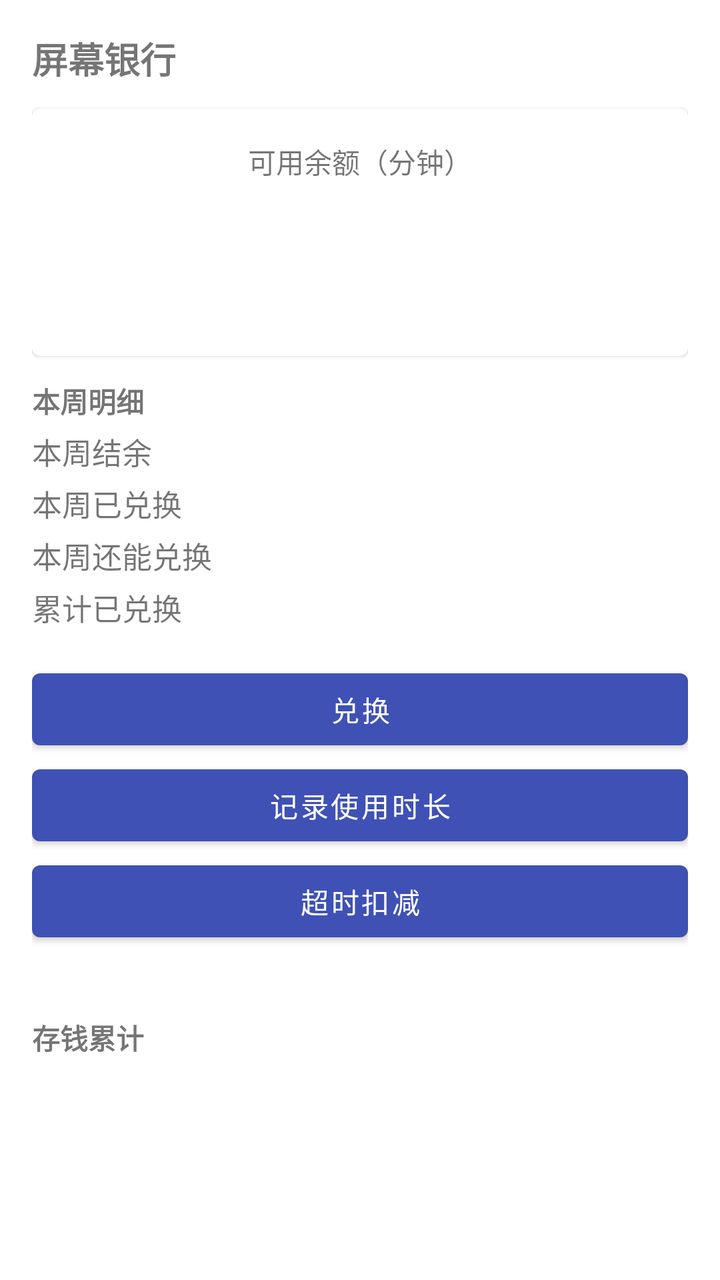
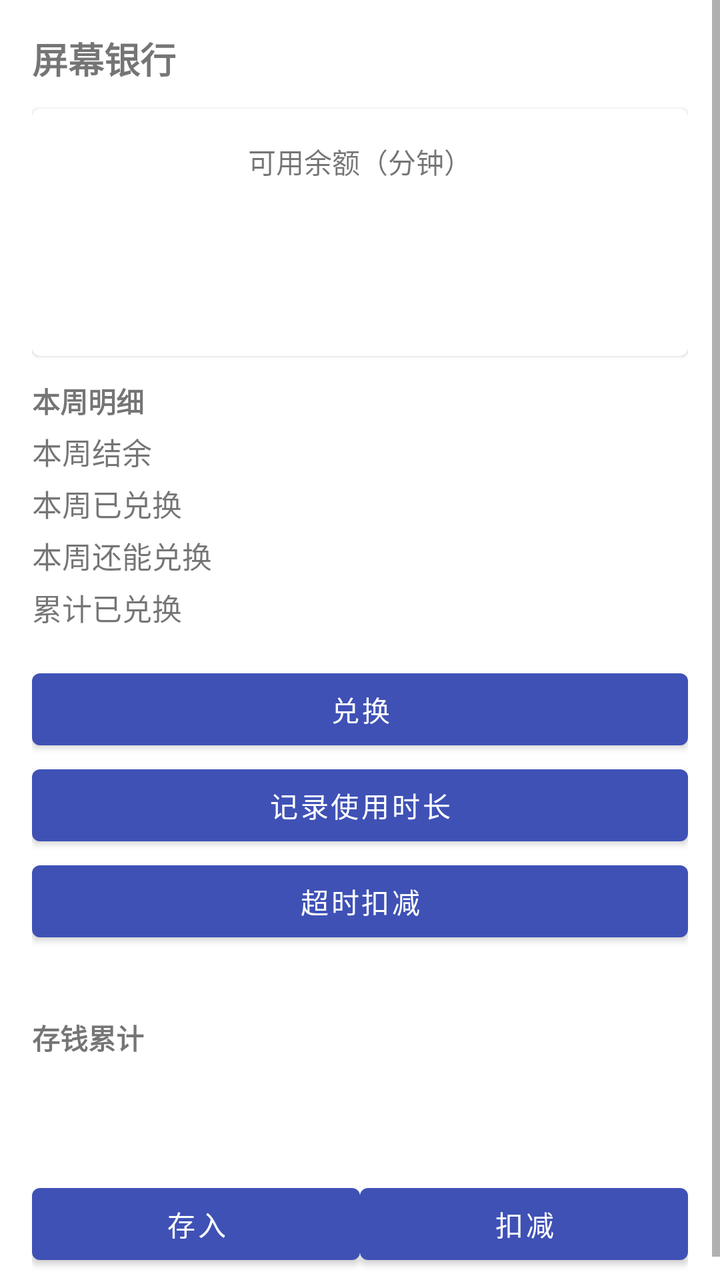

Before-and-after screenshots of an Android layout around one commit, followed by the original layout XML and the change that was made.
<!-- AndroidManifest.xml: application theme Theme.ScreenTime -->
<!-- res/layout/fragment_bank.xml -->
<?xml version="1.0" encoding="utf-8"?>
<ScrollView xmlns:android="http://schemas.android.com/apk/res/android"
    android:layout_width="match_parent"
    android:layout_height="match_parent">

    <LinearLayout
        android:layout_width="match_parent"
        android:layout_height="wrap_content"
        android:orientation="vertical"
        android:padding="16dp">

        <TextView
            android:layout_width="match_parent"
            android:layout_height="wrap_content"
            android:text="屏幕银行"
            android:textSize="18sp"
            android:textStyle="bold" />

        <com.google.android.material.card.MaterialCardView
            android:layout_width="match_parent"
            android:layout_height="wrap_content"
            android:layout_marginTop="12dp"
            android:layout_marginBottom="12dp">

            <LinearLayout
                android:layout_width="match_parent"
                android:layout_height="wrap_content"
                android:orientation="vertical"
                android:gravity="center"
                android:padding="16dp">

                <TextView
                    android:layout_width="match_parent"
                    android:layout_height="wrap_content"
                    android:gravity="center"
                    android:text="可用余额（分钟）"
                    android:textSize="14sp" />

                <TextView
                    android:id="@+id/bankBalance"
                    android:layout_width="match_parent"
                    android:layout_height="wrap_content"
                    android:gravity="center"
                    android:textSize="40sp"
                    android:textStyle="bold" />

                <TextView
                    android:id="@+id/bankCapHint"
                    android:layout_width="match_parent"
                    android:layout_height="wrap_content"
                    android:gravity="center"
                    android:textSize="13sp" />

            </LinearLayout>
        </com.google.android.material.card.MaterialCardView>

        <TextView
            android:layout_width="match_parent"
            android:layout_height="wrap_content"
            android:text="本周明细"
            android:textSize="14sp"
            android:textStyle="bold"
            android:paddingBottom="4dp" />

        <LinearLayout
            android:layout_width="match_parent"
            android:layout_height="wrap_content"
            android:orientation="horizontal">

            <TextView
                android:layout_width="0dp"
                android:layout_height="wrap_content"
                android:layout_weight="1"
                android:text="本周结余"
                android:textSize="15sp" />

            <TextView
                android:id="@+id/bankWeekBalance"
                android:layout_width="0dp"
                android:layout_height="wrap_content"
                android:layout_weight="1"
                android:gravity="end"
                android:textSize="15sp" />
        </LinearLayout>

        <LinearLayout
            android:layout_width="match_parent"
            android:layout_height="wrap_content"
            android:orientation="horizontal"
            android:paddingTop="4dp">

            <TextView
                android:layout_width="0dp"
                android:layout_height="wrap_content"
                android:layout_weight="1"
                android:text="本周已兑换"
                android:textSize="15sp" />

            <TextView
                android:id="@+id/bankWeekRedeemed"
                android:layout_width="0dp"
                android:layout_height="wrap_content"
                android:layout_weight="1"
                android:gravity="end"
                android:textSize="15sp" />
        </LinearLayout>

        <LinearLayout
            android:layout_width="match_parent"
            android:layout_height="wrap_content"
            android:orientation="horizontal"
            android:paddingTop="4dp">

            <TextView
                android:layout_width="0dp"
                android:layout_height="wrap_content"
                android:layout_weight="1"
                android:text="本周还能兑换"
                android:textSize="15sp" />

            <TextView
                android:id="@+id/bankRedeemable"
                android:layout_width="0dp"
                android:layout_height="wrap_content"
                android:layout_weight="1"
                android:gravity="end"
                android:textSize="15sp" />
        </LinearLayout>

        <LinearLayout
            android:layout_width="match_parent"
            android:layout_height="wrap_content"
            android:orientation="horizontal"
            android:paddingTop="4dp">

            <TextView
                android:layout_width="0dp"
                android:layout_height="wrap_content"
                android:layout_weight="1"
                android:text="累计已兑换"
                android:textSize="15sp" />

            <TextView
                android:id="@+id/bankTotalRedeemed"
                android:layout_width="0dp"
                android:layout_height="wrap_content"
                android:layout_weight="1"
                android:gravity="end"
                android:textSize="15sp" />
        </LinearLayout>

        <Button
            android:id="@+id/bankRedeemButton"
            android:layout_width="match_parent"
            android:layout_height="wrap_content"
            android:layout_marginTop="16dp"
            android:text="兑换" />

        <Button
            android:id="@+id/bankRecordUsageButton"
            android:layout_width="match_parent"
            android:layout_height="wrap_content"
            android:text="记录使用时长" />

        <Button
            android:id="@+id/bankRecordOvertimeButton"
            android:layout_width="match_parent"
            android:layout_height="wrap_content"
            android:text="超时扣减" />

        <TextView
            android:id="@+id/bankRedeemLimitHint"
            android:layout_width="match_parent"
            android:layout_height="wrap_content"
            android:paddingTop="4dp"
            android:textSize="13sp" />

        <TextView
            android:layout_width="match_parent"
            android:layout_height="wrap_content"
            android:paddingTop="12dp"
            android:text="存钱累计"
            android:textSize="14sp"
            android:textStyle="bold" />

        <TextView
            android:id="@+id/bankSavingTotal"
            android:layout_width="match_parent"
            android:layout_height="wrap_content"
            android:gravity="center"
            android:paddingTop="4dp"
            android:textSize="28sp"
            android:textStyle="bold" />

        <TextView
            android:id="@+id/bankSavingHint"
            android:layout_width="match_parent"
            android:layout_height="wrap_content"
            android:gravity="center"
            android:textSize="13sp" />

    </LinearLayout>
</ScrollView>
<!-- resources referenced by this layout -->
<resources>
  <style name="Theme.ScreenTime" parent="Theme.MaterialComponents.Light.NoActionBar">
          <item name="colorPrimary">#3F51B5</item>
          <item name="colorPrimaryDark">#303F9F</item>
          <item name="colorAccent">#FF4081</item>
      </style>
</resources>

<!-- the commit's change to res/layout/fragment_bank.xml (unified diff, before → after) -->
@@ -199,5 +199,25 @@
             android:gravity="center"
             android:textSize="13sp" />
 
+        <LinearLayout
+            android:layout_width="match_parent"
+            android:layout_height="wrap_content"
+            android:orientation="horizontal">
+
+            <Button
+                android:id="@+id/bankSavingAddButton"
+                android:layout_width="0dp"
+                android:layout_height="wrap_content"
+                android:layout_weight="1"
+                android:text="存入" />
+
+            <Button
+                android:id="@+id/bankSavingDeductButton"
+                android:layout_width="0dp"
+                android:layout_height="wrap_content"
+                android:layout_weight="1"
+                android:text="扣减" />
+        </LinearLayout>
+
     </LinearLayout>
 </ScrollView>
